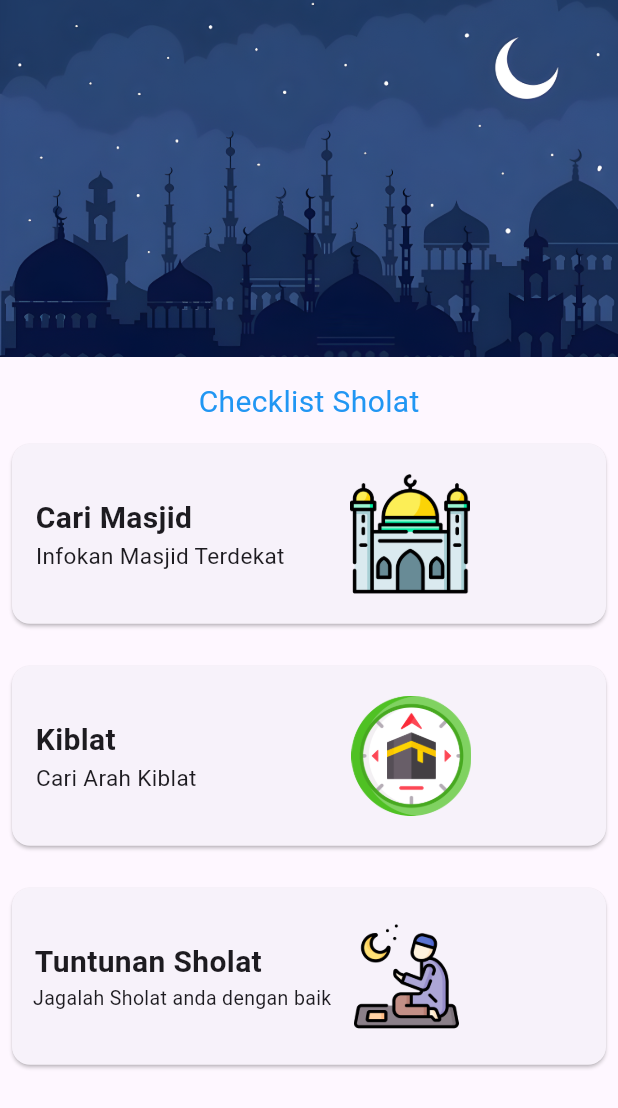
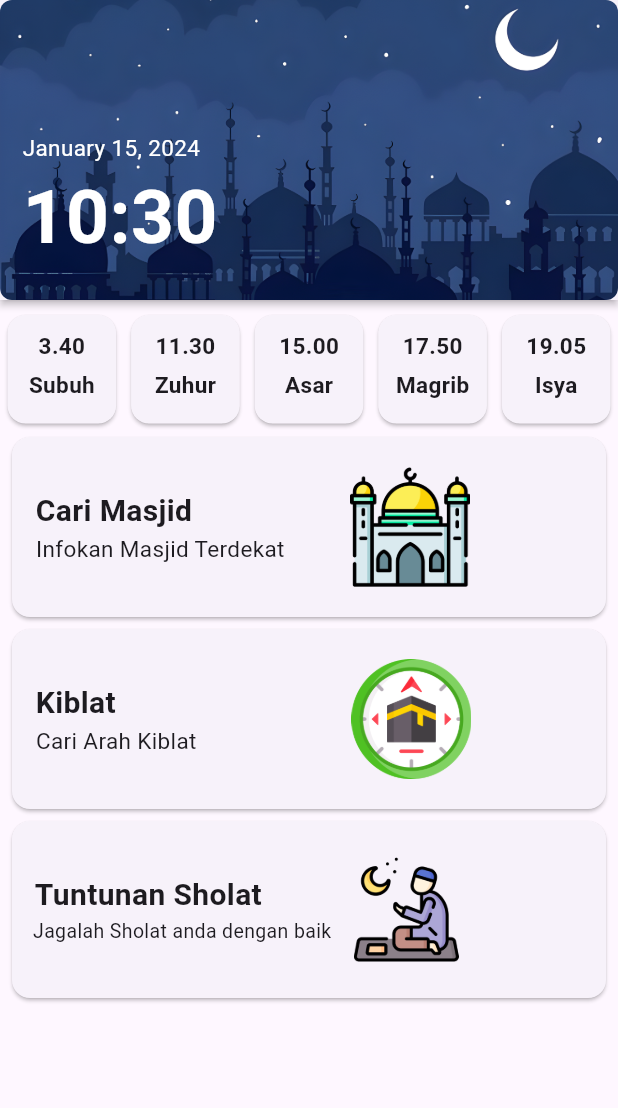
Before and after one commit to Bekicot123/SholatKuy, a Flutter app: the screen it shows after launch, on a phone screen of 412 x 824 dp. Shown: the top 1108 px of the screen. Run offline on Flutter 3.47's test engine with Material 3 defaults, Android fonts, the phone set to English and light mode, and no system bars; our stand-ins replace flutter_svg, geolocator; missing offline and left inert: flutter_qiblah.

Commit message:
update hompage
menambah jadwal sholat & jam realtime

```diff
--- a/lib/Page/HomePage.dart
+++ b/lib/Page/HomePage.dart
@@ -1,164 +1,21 @@
+import 'dart:async';
 import 'package:flutter/material.dart';
-import 'package:sholatkuy/Page/Masjid.dart';
-import 'package:sholatkuy/Page/Kiblat.dart';
-import 'package:sholatkuy/Page/TuntunanSholat.dart';
+import 'package:intl/intl.dart';
+import 'package:sholatkuy/Page/homapage.dart';
 
-class HomePage extends StatelessWidget{
-  const HomePage({super.key});
+
+
+
+class HomePage extends StatelessWidget {
+  const HomePage ({super.key});
 
   @override
   Widget build(BuildContext context) {
-    return Scaffold(
-     body: SafeArea(
-      child: SingleChildScrollView(
-        child: Column(
-          children: [
-
-            Image.asset("lib/Image/masjid.png"),
-            SizedBox(
-              height: 16,
-            ),
-            Text(
-              "Checklist Sholat",textAlign: TextAlign.left,
-              style: TextStyle( fontSize: 20, color: Colors.blue),
-            ),
-            SizedBox(
-              height: 5,
-            ),
-            Card(
-              margin: const EdgeInsets.only(top:8,bottom: 20,left:8,right:8),
-              child: Row(
-                children: [
-                  InkWell(
-                    onTap: () {
-                      Navigator.push(
-                          context,
-                          MaterialPageRoute(
-                              builder: (context) => const Masjid()));
-                    },
-                    child: Column(
-                      mainAxisSize: MainAxisSize.max,
-                      mainAxisAlignment: MainAxisAlignment.start,
-                      crossAxisAlignment: CrossAxisAlignment.start,
-                      children: <Widget>[
-                        SizedBox(
-                          height: 35,
-                        ),
-                        Text(
-                          "   Cari Masjid",
-                          style: TextStyle(
-                              fontSize: 20, fontWeight: FontWeight.bold),
-                        ),
-                        Text("    Infokan Masjid Terdekat      ", style: TextStyle(fontSize: 15),),
-                        SizedBox(
-                          height: 35,
-                        ),
-
-                      ],
-                    ),
-                  ),SizedBox(
-                    child: Column(
-                      mainAxisAlignment: MainAxisAlignment.end,
-                      crossAxisAlignment: CrossAxisAlignment.end,
-                      children: [
-                        Image.asset('lib/Image/mosque.png',width: 120,height: 80,),
-                      ],
-                    ),
-                  )
-                ],
-              ),
-            ),
-            Card(
-              margin: const EdgeInsets.only(top:8,bottom: 20,left:8,right:8),
-              child: Row(
-                children: [
-                  InkWell(
-                    onTap: () {
-                      Navigator.push(
-                          context,
-                          MaterialPageRoute(
-                              builder: (context) =>  MyApp()));
-                    },
-                    child: Column(
-                      mainAxisSize: MainAxisSize.max,
-                      mainAxisAlignment: MainAxisAlignment.start,
-                      crossAxisAlignment: CrossAxisAlignment.start,
-                      children: <Widget>[
-                        SizedBox(
-                          height: 35,
-                        ),
-                        Text(
-                          "   Kiblat",
-                          style: TextStyle(
-                              fontSize: 20, fontWeight: FontWeight.bold),
-                        ),
-                        Text("    Cari Arah Kiblat                     ", style: TextStyle(fontSize: 15),),
-                        SizedBox(
-                          height: 35,
-                        ),
-
-                      ],
-                    ),
-                  ),SizedBox(
-                    child: Column(
-                      mainAxisAlignment: MainAxisAlignment.end,
-                      crossAxisAlignment: CrossAxisAlignment.end,
-                      children: [
-                        Image.asset('lib/Image/qibla.png',width: 120,height: 80,),
-                      ],
-                    ),
-                  )
-                ],
-              ),
-            ),
-            Card(
-              margin: const EdgeInsets.only(top:8,bottom: 20,left:8,right:8),
-              child: Row(
-                children: [
-                  InkWell(
-                    onTap: () {
-                      Navigator.push(
-                          context,
-                          MaterialPageRoute(
-                              builder: (context) => Tuntunan()));
-                    },
-                    child: Column(
-                      mainAxisSize: MainAxisSize.max,
-                      mainAxisAlignment: MainAxisAlignment.start,
-                      crossAxisAlignment: CrossAxisAlignment.start,
-                      children: <Widget>[
-                        SizedBox(
-                          height: 35,
-                        ),
-                        Text(
-                          "   Tuntunan Sholat",
-                          style: TextStyle(
-                              fontSize: 20, fontWeight: FontWeight.bold),
-                        ),
-                        Text("    Jagalah Sholat anda dengan baik", style: TextStyle(fontSize: 13),),
-                        SizedBox(
-                          height: 35,
-                        ),
-
-                      ],
-                    ),
-                  ),SizedBox(
-
-                    child: Column(
-                      mainAxisAlignment: MainAxisAlignment.end,
-                      crossAxisAlignment: CrossAxisAlignment.end,
-                      children: [
-                        Image.asset('lib/Image/praying.png',width: 100,height: 70,),
-                      ],
-                    ),
-                  )
-                ],
-              ),
-            ),
-          ],
-        ),
-        ),
-     ),
+    return MaterialApp(
+      debugShowCheckedModeBanner: false,
+      home: Scaffold(
+        body: MyClockWidget(),
+      ),
     );
   }
 }
--- a/lib/Page/Kiblat.dart
+++ b/lib/Page/Kiblat.dart
@@ -3,23 +3,25 @@ import 'package:flutter_qiblah/flutter_qiblah.dart';
 import 'package:sholatkuy/Component/qiblah_compass.dart';
 
 
-class MyApp extends StatefulWidget {
-  const MyApp({super.key});
+class Kiblat extends StatefulWidget {
+  const Kiblat({super.key});
 
   @override
   // ignore: library_private_types_in_public_api
   _MyAppState createState() => _MyAppState();
 }
 
-class _MyAppState extends State<MyApp> {
+class _MyAppState extends State<Kiblat> {
   final _deviceSupport = FlutterQiblah.androidDeviceSensorSupport();
 
   @override
   Widget build(BuildContext context) {
     return MaterialApp(
+      debugShowCheckedModeBanner: false,
       home: Scaffold(
         backgroundColor: Color(hexColor("#334E85")),
         body: FutureBuilder(
+
           future: _deviceSupport,
           builder: (_, AsyncSnapshot<bool?> snapshot) {
             if (snapshot.connectionState == ConnectionState.waiting) {
--- /dev/null
+++ b/lib/Page/homapage.dart
@@ -0,0 +1,357 @@
+import 'dart:async';
+import 'package:flutter/material.dart';
+import 'package:intl/intl.dart';
+import 'Kiblat.dart';
+import 'Masjid.dart';
+import 'TuntunanSholat.dart';
+
+
+class MyClockWidget extends StatefulWidget {
+  @override
+  _MyClockWidgetState createState() => _MyClockWidgetState();
+}
+
+class _MyClockWidgetState extends State<MyClockWidget> {
+  late String currentDate;
+  late String currentTime;
+
+  @override
+  void initState() {
+    super.initState();
+    // Set nilai awal currentDate dan currentTime
+    currentDate = DateFormat.yMMMMd().format(DateTime.now());
+    currentTime = DateFormat.Hms().format(DateTime.now());
+
+    // Atur timer untuk memperbarui waktu setiap detik
+    Timer.periodic(Duration(seconds: 1), (timer) {
+      setState(() {
+        currentDate = DateFormat.yMMMMd().format(DateTime.now());
+        currentTime = DateFormat.Hm().format(DateTime.now());
+      });
+    });
+  }
+
+  @override
+  Widget build(BuildContext context) {
+    return Scaffold(
+      body: SafeArea(
+        child: SingleChildScrollView(
+          child: Column(
+            children: [
+
+              // Image.asset("lib/Image/masjid.png"),
+              // Text(DateFormat.yMMMMd().add_Hm().format(DateTime.now())),
+
+              // SizedBox(
+              //   height: 16,
+              // ),
+              // // Text(
+              // //   "Checklist Sholat",textAlign: TextAlign.left,
+              // //   style: TextStyle( fontSize: 20, color: Colors.blue),
+              // // ),
+              // SizedBox(
+              //   height: 5,
+              // ),
+              Card(
+
+                margin: const EdgeInsets.all(0),
+                elevation: 2,
+                shape: RoundedRectangleBorder(
+                  borderRadius: BorderRadius.circular(0),
+                ),
+                child: Container(
+                  width: 1100, // Tentukan lebar sesuai kebutuhan
+                  height: 200,
+                  decoration: BoxDecoration(
+                    image: DecorationImage(
+                      image: AssetImage('lib/Image/masjid.png'), // Ganti dengan path gambar Anda
+                      fit: BoxFit.cover, // Sesuaikan dengan kebutuhan Anda
+                    ),
+                    borderRadius: BorderRadius.circular(8),
+                  ),
+                  child: InkWell(
+
+                    child: Column(
+                      mainAxisSize: MainAxisSize.max,
+                      mainAxisAlignment: MainAxisAlignment.start,
+                      crossAxisAlignment: CrossAxisAlignment.start,
+                      children: <Widget>[
+                        SizedBox(
+                          height: 88,
+                        ),
+                        Padding(
+                          padding: const EdgeInsets.only(left: 15),
+                          child: Text(
+                            DateFormat.yMMMMd().format(DateTime.now()),
+                            style: TextStyle(fontSize: 15, color: Colors.white),
+                          ),
+                        ),
+                        Padding(
+                          padding: const EdgeInsets.only(left: 15),
+                          child: Text(
+                              DateFormat.Hm().format(DateTime.now()),
+                              style: TextStyle(fontSize: 50, color: Colors.white, fontWeight: FontWeight.bold,)
+                          ),
+                        ),
+                        SizedBox(
+                          height: 35,
+                        ),
+                      ],
+                    ),
+                  ),
+                ),
+              ),
+              SizedBox(height: 5,),
+              GridView.count(
+              shrinkWrap: true,
+                  crossAxisCount:5,
+              children: <Widget>[
+                Card(
+                  margin: EdgeInsets.all(5),
+                  child: Column(
+                    mainAxisSize: MainAxisSize.max,
+                    children: <Widget>[
+                      SizedBox(height: 10,),
+                    Text(
+                    "3.40",
+                    style: TextStyle(
+                        fontSize: 15, fontWeight: FontWeight.bold),
+                  ),
+                      SizedBox(
+                        height: 5,
+                      ),
+                      Text(
+                        "Subuh",
+                        style: TextStyle(
+                            fontSize: 15, fontWeight: FontWeight.bold),
+                      ),
+                    ],
+                  ),
+                ),
+                Card(
+                  margin: EdgeInsets.all(5),
+                  child: Column(
+                    mainAxisSize: MainAxisSize.min,
+                    children: <Widget>[
+                      SizedBox(height: 10),
+                      Text(
+                        "11.30",
+                        style: TextStyle(
+                            fontSize: 15, fontWeight: FontWeight.bold),
+                      ),
+                      SizedBox(
+                        height: 5,
+                      ),
+                      Text(
+                        "Zuhur",
+                        style: TextStyle(
+                            fontSize: 15, fontWeight: FontWeight.bold),
+                      ),
+                    ],
+                  ),
+                ),
+                Card(
+                  margin: EdgeInsets.all(5),
+                  child: Column(
+                    mainAxisSize: MainAxisSize.min,
+                    children: <Widget>[
+                      SizedBox(height: 10),
+                      Text(
+                        "15.00",
+                        style: TextStyle(
+                            fontSize: 15, fontWeight: FontWeight.bold),
+                      ),
+                      SizedBox(
+                        height: 5,
+                      ),
+                      Text(
+                        "Asar",
+                        style: TextStyle(
+                            fontSize: 15, fontWeight: FontWeight.bold),
+                      ),
+                    ],
+                  ),
+                ),
+                Card(
+                  margin: EdgeInsets.all(5),
+                  child: Column(
+                    mainAxisSize: MainAxisSize.min,
+                    children: <Widget>[
+                      SizedBox(height: 10),
+                      Text(
+                        "17.50",
+                        style: TextStyle(
+                            fontSize: 15, fontWeight: FontWeight.bold),
+                      ),
+                      SizedBox(
+                        height: 5,
+                      ),
+                      Text(
+                        "Magrib",
+                        style: TextStyle(
+                            fontSize: 15, fontWeight: FontWeight.bold),
+                      ),
+                    ],
+                  ),
+                ),
+                Card(
+                  margin: EdgeInsets.all(5),
+                  child: Column(
+                    mainAxisSize: MainAxisSize.min,
+                    children: <Widget>[
+                      SizedBox(height: 10),
+                      Text(
+                        "19.05",
+                        style: TextStyle(
+                            fontSize: 15, fontWeight: FontWeight.bold),
+                      ),
+                      SizedBox(
+                        height: 5,
+                      ),
+                      Text(
+                        "Isya",
+                        style: TextStyle(
+                            fontSize: 15, fontWeight: FontWeight.bold),
+                      ),
+                    ],
+                  ),
+                ),
+              ],),
+              SizedBox(height: 4),
+              Card(
+                margin: const EdgeInsets.only(bottom: 8,left:8,right:8),
+                child: Row(
+                  children: [
+                    InkWell(
+                      onTap: () {
+                        Navigator.push(
+                            context,
+                            MaterialPageRoute(
+                                builder: (context) => const Masjid()));
+                      },
+                      child: Column(
+                        mainAxisSize: MainAxisSize.max,
+                        mainAxisAlignment: MainAxisAlignment.start,
+                        crossAxisAlignment: CrossAxisAlignment.start,
+                        children: <Widget>[
+                          SizedBox(
+                            height: 35,
+                          ),
+                          Text(
+                            "   Cari Masjid",
+                            style: TextStyle(
+                                fontSize: 20, fontWeight: FontWeight.bold),
+                          ),
+                          Text("    Infokan Masjid Terdekat      ", style: TextStyle(fontSize: 15),),
+                          SizedBox(
+                            height: 35,
+                          ),
+
+                        ],
+                      ),
+                    ),SizedBox(
+                      child: Column(
+                        mainAxisAlignment: MainAxisAlignment.end,
+                        crossAxisAlignment: CrossAxisAlignment.end,
+                        children: [
+                          Image.asset('lib/Image/mosque.png',width: 120,height: 80,),
+                        ],
+                      ),
+                    )
+                  ],
+                ),
+              ),
+              Card(
+                margin: const EdgeInsets.only(bottom: 8,left:8,right:8),
+                child: Row(
+                  children: [
+                    InkWell(
+                      onTap: () {
+                        Navigator.push(
+                            context,
+                            MaterialPageRoute(
+                                builder: (context) =>  Kiblat()));
+                      },
+                      child: Column(
+                        mainAxisSize: MainAxisSize.max,
+                        mainAxisAlignment: MainAxisAlignment.start,
+                        crossAxisAlignment: CrossAxisAlignment.start,
+                        children: <Widget>[
+                          SizedBox(
+                            height: 35,
+                          ),
+                          Text(
+                            "   Kiblat",
+                            style: TextStyle(
+                                fontSize: 20, fontWeight: FontWeight.bold),
+                          ),
+                          Text("    Cari Arah Kiblat                     ", style: TextStyle(fontSize: 15),),
+                          SizedBox(
+                            height: 35,
+                          ),
+
+                        ],
+                      ),
+                    ),SizedBox(
+                      child: Column(
+                        mainAxisAlignment: MainAxisAlignment.end,
+                        crossAxisAlignment: CrossAxisAlignment.end,
+                        children: [
+                          Image.asset('lib/Image/qibla.png',width: 120,height: 80,),
+                        ],
+                      ),
+                    )
+                  ],
+                ),
+              ),
+              Card(
+                margin: const EdgeInsets.only(bottom: 8,left:8,right:8),
+                child: Row(
+                  children: [
+                    InkWell(
+                      onTap: () {
+                        Navigator.push(
+                            context,
+                            MaterialPageRoute(
+                                builder: (context) => Tuntunan()));
+                      },
+                      child: Column(
+                        mainAxisSize: MainAxisSize.max,
+                        mainAxisAlignment: MainAxisAlignment.start,
+                        crossAxisAlignment: CrossAxisAlignment.start,
+                        children: <Widget>[
+                          SizedBox(
+                            height: 35,
+                          ),
+                          Text(
+                            "   Tuntunan Sholat",
+                            style: TextStyle(
+                                fontSize: 20, fontWeight: FontWeight.bold),
+                          ),
+                          Text("    Jagalah Sholat anda dengan baik", style: TextStyle(fontSize: 13),),
+                          SizedBox(
+                            height: 35,
+                          ),
+
+                        ],
+                      ),
+                    ),SizedBox(
+
+                      child: Column(
+                        mainAxisAlignment: MainAxisAlignment.end,
+                        crossAxisAlignment: CrossAxisAlignment.end,
+                        children: [
+                          Image.asset('lib/Image/praying.png',width: 100,height: 70,),
+                        ],
+                      ),
+                    )
+                  ],
+                ),
+              ),
+            ],
+          ),
+        ),
+      ),
+    );
+  }
+}
--- a/lib/main.dart
+++ b/lib/main.dart
@@ -4,8 +4,7 @@ import 'package:sholatkuy/Page/NiatSholat.dart';
 import 'package:sholatkuy/Page/TuntunanSholat.dart';
 
 void main(){
-  runApp(const MyApp());
-
+  runApp(MyApp());
 }
 
 class MyApp extends StatelessWidget{
--- a/pubspec.yaml
+++ b/pubspec.yaml
@@ -33,13 +33,14 @@ dependencies:
 
 
 
+
   # The following adds the Cupertino Icons font to your application.
   # Use with the CupertinoIcons class for iOS style icons.
   cupertino_icons: ^1.0.2
   flutter_qiblah: ^2.2.0
   flutter_svg: ^0.21.0-nullsafety.0
   geolocator: ^9.0.1
-
+  intl: ^0.19.0
 
 dev_dependencies:
   flutter_test:
```
Also changed, not shown: pubspec.lock.
